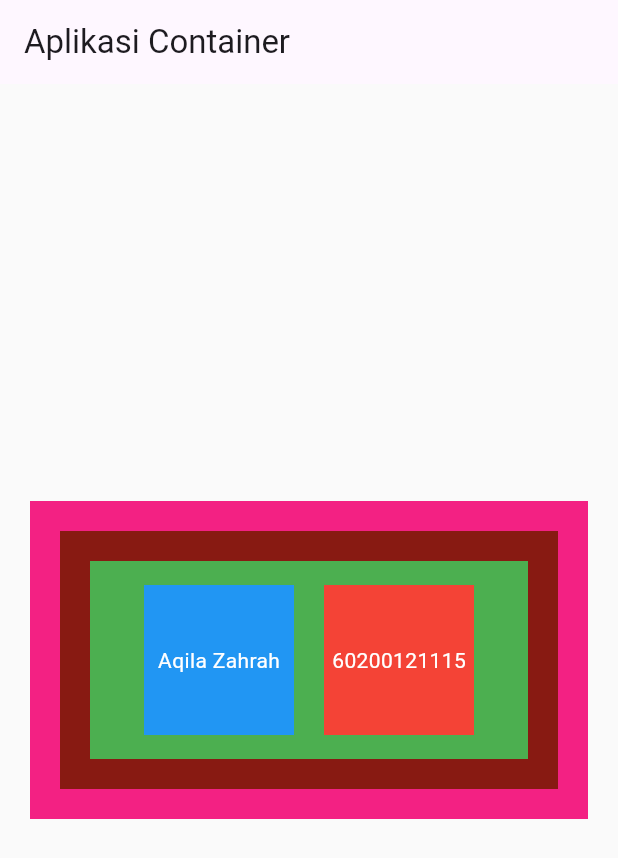
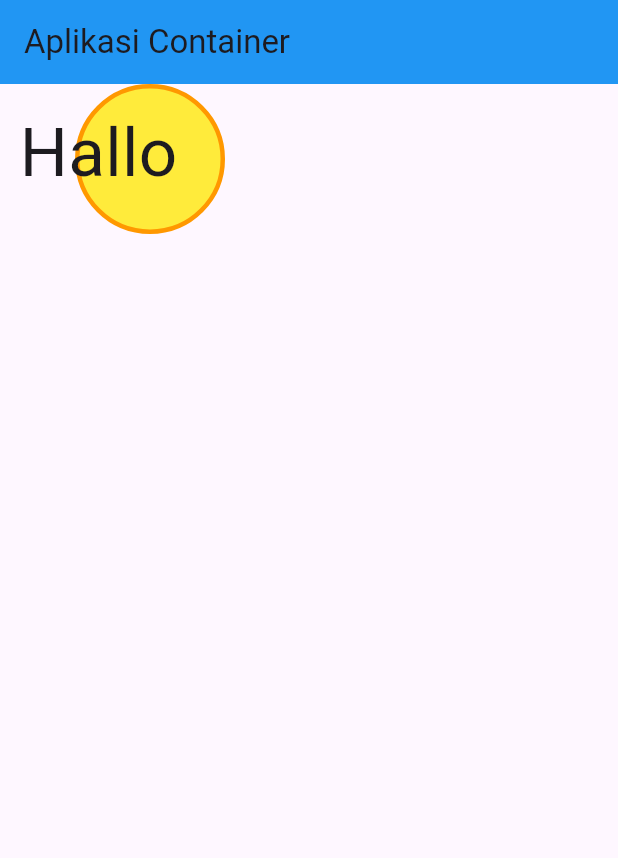
Before and after one commit to zumaku/flutter_journery, a Flutter app: the screen it shows after launch, on a phone screen of 412 x 824 dp. Shown: the top 858 px of the screen. Run offline on Flutter 3.47's test engine with Material 3 defaults, Android fonts, the light colour scheme and no system bars.

Commit message:
Pertemuan 3 part 1

```diff
--- a/lib/main.dart
+++ b/lib/main.dart
@@ -13,55 +13,31 @@ class MyApp extends StatelessWidget {
       home: Scaffold(
         appBar: AppBar(
           title: Text("Aplikasi Container"),
+          backgroundColor: Colors.blue,
         ),
         body: Container(
-          width: double.infinity, // Set the container to take the full width of the screen
-          height: double.infinity, // Set the container to take the full height of the screen
-          color: Color.fromRGBO(250, 250, 250, 1),
-          child: Center(
-            child: Container(
-              margin: EdgeInsets.all(20),
-              color: Color.fromARGB(255, 243, 33, 131),
-              child: Container(
-                margin: EdgeInsets.all(20),
-                color: const Color.fromARGB(255, 136, 26, 18),
-                child: Container(
-                  margin: EdgeInsets.all(20),
-                  color: Colors.green,
-                  child: Padding(
-                    padding: EdgeInsets.all(16.0),
-                    child: Row(
-                      mainAxisAlignment: MainAxisAlignment.spaceEvenly,
-                      children: [
-                        Container(
-                          width: 100,
-                          height: 100,
-                          color: Colors.blue,
-                          child: Center(
-                            child: Text(
-                              'Aqila Zahrah',
-                              style: TextStyle(color: Colors.white),
-                            ),
-                          ),
-                        ),
-                        Container(
-                          width: 100,
-                          height: 100,
-                          color: Colors.red,
-                          child: Center(
-                            child: Text(
-                              '60200121115',
-                              style: TextStyle(color: Colors.white),
-                            ),
-                          ),
-                        ),
-                      ],
-                    ),
-                  ),
-                ),
-              ),
+          width: 200,
+          height: 100,
+          // padding: EdgeInsets.fromLTRB(10, 20, 30, 40),
+          padding: EdgeInsets.all(10),
+          // color: Colors.blue,
+
+          // Decoration
+          decoration: BoxDecoration(
+            color: Colors.yellow,
+            shape: BoxShape.circle,
+            border: Border.all(color: Colors.orange, width: 3)
+
+          ),
+
+
+          child: Text(
+            "Hallo",
+            style: TextStyle(
+              fontSize: 45,
+
             ),
-          ),
+          )
         ),
       ),
     );
```
